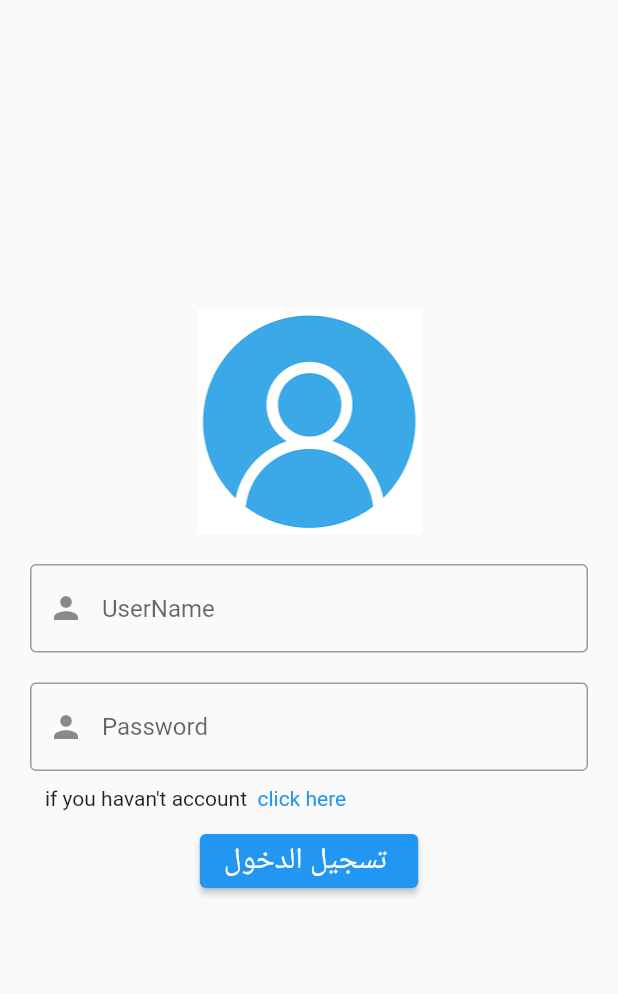
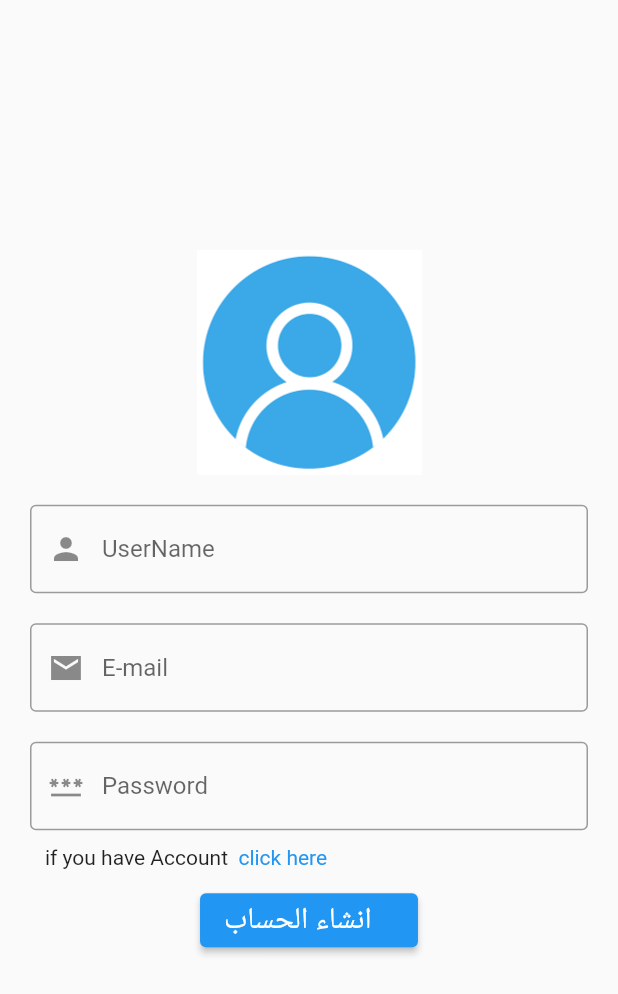
Before and after one commit to fredj789/Design-App-Note-SignUp-Page, a Flutter app: the screen it shows after launch, after a tap on "click here", on a phone screen of 412 x 824 dp. Shown: the top 994 px of the screen. Run offline on Flutter 3.47's test engine with Material 2 defaults, Android fonts, the phone set to English and light mode, and no system bars.

Commit message:
86 - Design App Note SignUp Page

```diff
--- a/lib/auth/login.dart
+++ b/lib/auth/login.dart
@@ -46,7 +46,9 @@ class _LoginState extends State<Login> {
                     children: [
                       Text("if you havan't account  "),
                       InkWell(
-                        onTap: () {},
+                        onTap: () {
+                          Navigator.of(context).pushNamed("signup");
+                        },
                         child: Text(
                           "click here",
                           style: TextStyle(color: Colors.blue),
--- a/lib/auth/signup.dart
+++ b/lib/auth/signup.dart
@@ -0,0 +1,79 @@
+import 'package:flutter/material.dart';
+
+class SignUp extends StatefulWidget {
+  const SignUp({super.key});
+
+  @override
+  State<SignUp> createState() => _SignUpState();
+}
+
+class _SignUpState extends State<SignUp> {
+  @override
+  Widget build(BuildContext context) {
+    return Scaffold(
+        body: Column(
+      mainAxisAlignment: MainAxisAlignment.center,
+      children: [
+        Center(
+          child: Image.asset(
+            "images/logo.png",
+            width: 150,
+            height: 150,
+          ),
+        ),
+        Container(
+          padding: EdgeInsets.all(20),
+          child: Form(
+              child: Column(
+            children: [
+              TextFormField(
+                  decoration: InputDecoration(
+                      hintText: "UserName ",
+                      prefixIcon: Icon(Icons.person),
+                      border: OutlineInputBorder(
+                          borderSide: BorderSide(width: 1)))),
+              SizedBox(height: 20),
+              TextFormField(
+                  decoration: InputDecoration(
+                      hintText: "E-mail ",
+                      prefixIcon: Icon(Icons.email_sharp),
+                      border: OutlineInputBorder(
+                          borderSide: BorderSide(width: 1)))),
+              SizedBox(height: 20),
+              TextFormField(
+                  decoration: InputDecoration(
+                      hintText: "Password ",
+                      prefixIcon: Icon(Icons.password_outlined),
+                      border: OutlineInputBorder(
+                          borderSide: BorderSide(width: 1)))),
+              Container(
+                  margin: EdgeInsets.all(10),
+                  child: Row(
+                    children: [
+                      Text("if you have Account  "),
+                      InkWell(
+                        onTap: () {
+                          Navigator.of(context).pushNamed("login");
+                        },
+                        child: Text(
+                          "click here",
+                          style: TextStyle(color: Colors.blue),
+                        ),
+                      )
+                    ],
+                  )),
+              Container(
+                child: ElevatedButton(
+                    onPressed: () {},
+                    child: Text(
+                      "انشاء الحساب   ",
+                      style: TextStyle(fontSize: 20),
+                    )),
+              )
+            ],
+          )),
+        )
+      ],
+    ));
+  }
+}
--- a/lib/main.dart
+++ b/lib/main.dart
@@ -1,5 +1,6 @@
 import 'package:flutter/material.dart';
 import 'package:tuto/auth/login.dart';
+import 'package:tuto/auth/signup.dart';
 import 'package:tuto/home.dart';
 
 void main() {
@@ -11,8 +12,12 @@ class MyApp extends StatelessWidget {
   Widget build(BuildContext context) {
     return MaterialApp(
       debugShowCheckedModeBanner: false,
-      home: Login(),
-      routes: {"login": (context) => const Login()},
+      home: const Login(),
+      theme: ThemeData(primaryColor: Colors.red, textTheme: TextTheme()),
+      routes: {
+        "login": (context) => const Login(),
+        "signup": (context) => SignUp(),
+      },
     );
   }
 }
```
